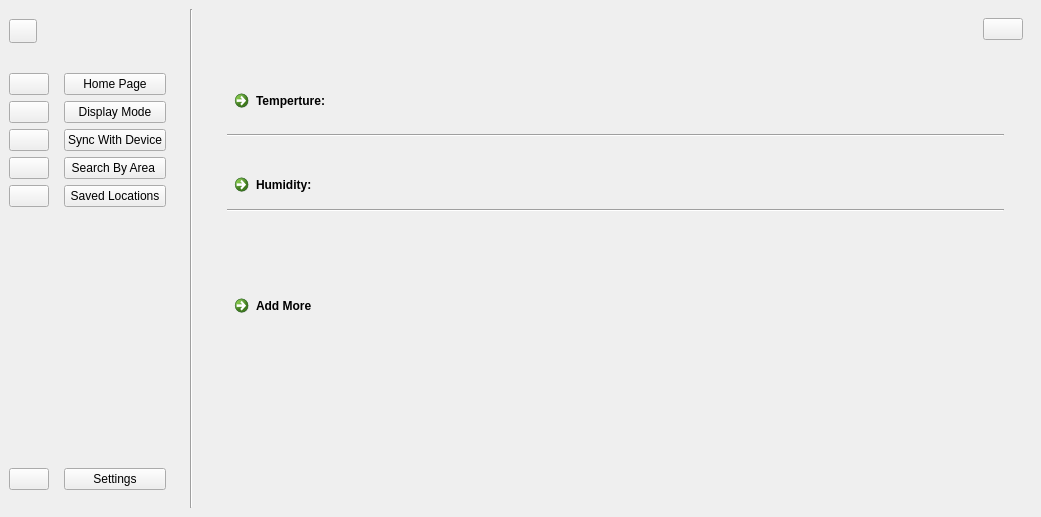
Before: the Qt Designer form User Interface/WeatherApp.ui in sarscheps/Project---UI-Communications, drawn with Qt 5.
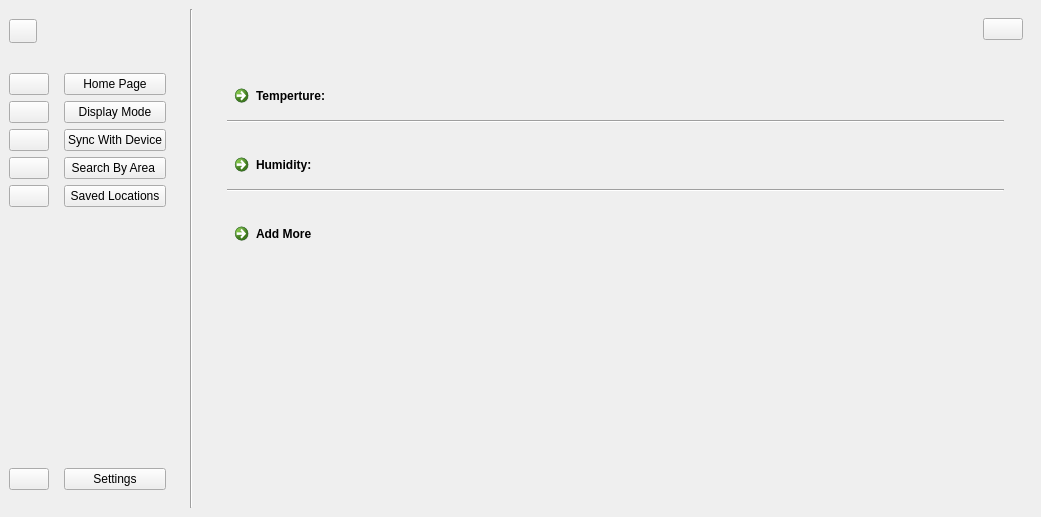
After: the same form once the commit is applied. Icons and pictures are not drawn. Custom widgets are drawn as their Qt base class.

```diff
--- a/User Interface/WeatherApp.ui
+++ b/User Interface/WeatherApp.ui
@@ -544,22 +544,6 @@
                     </property>
                    </widget>
                   </item>
-                  <item>
-                   <spacer name="humidityVSpacer">
-                    <property name="orientation">
-                     <enum>Qt::Vertical</enum>
-                    </property>
-                    <property name="sizeType">
-                     <enum>QSizePolicy::Ignored</enum>
-                    </property>
-                    <property name="sizeHint" stdset="0">
-                     <size>
-                      <width>20</width>
-                      <height>40</height>
-                     </size>
-                    </property>
-                   </spacer>
-                  </item>
                  </layout>
                 </item>
                 <item>
@@ -623,6 +607,19 @@
                     </property>
                    </widget>
                   </item>
+                  <item>
+                   <spacer name="verticalSpacer_3">
+                    <property name="orientation">
+                     <enum>Qt::Vertical</enum>
+                    </property>
+                    <property name="sizeHint" stdset="0">
+                     <size>
+                      <width>20</width>
+                      <height>40</height>
+                     </size>
+                    </property>
+                   </spacer>
+                  </item>
                  </layout>
                 </item>
                 <item>
```
